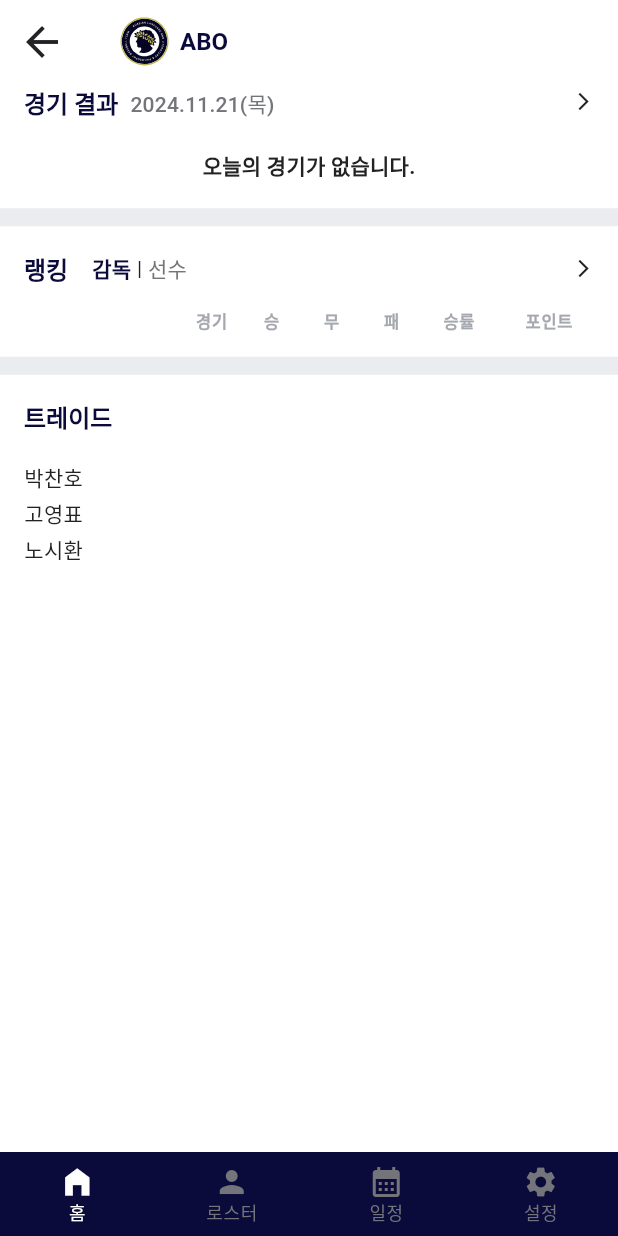
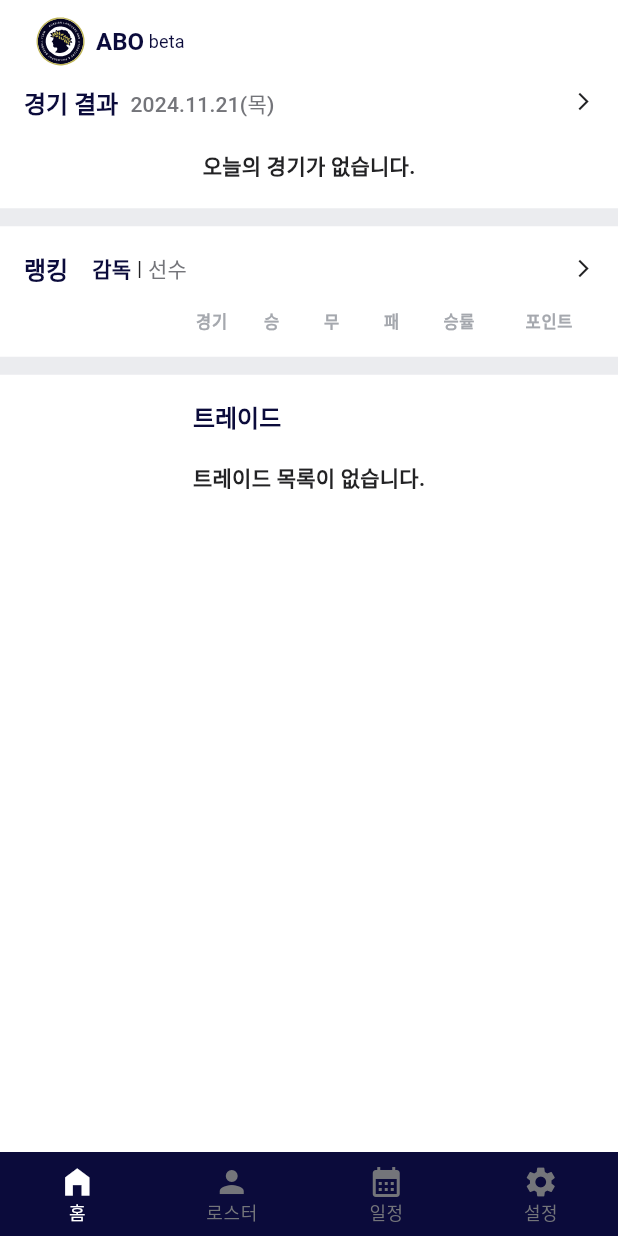
Before and after one commit to nemesis709/abo, a Flutter app: the MainPage screen opened by its route, on a phone screen of 412 x 824 dp. Run offline on Flutter 3.47's test engine with Material 3 defaults, Android fonts, the phone set to English and light mode, and no system bars; our stand-ins replace auto_route, dio, firebase_core, flutter_local_notifications, flutter_riverpod, flutter_svg and 9 more; accounts and stored records are empty; generated files the repository leaves out were written again; Roboto replaces fonts that are missing (SpoqaHanSansNeo).

```diff
--- a/lib/source/domain/game_model.dart
+++ b/lib/source/domain/game_model.dart
@@ -25,9 +25,7 @@ class GameModel {
   static GameModel fromJson(Map<String, dynamic> json, List<UserModel> userList) {
     return GameModel(
       gameId: json['id'].toString(),
-      // gameId: '',
       gameDate: DateJsonConverter().fromJson(json['game_date'] as String),
-      // gameDate: DateTime.now(),
       homeUser: userList.firstWhereOrNull((e) => json['home_team_id'] == e.teamKey),
       awayUser: userList.firstWhereOrNull((e) => json['away_team_id'] == e.teamKey),
     );
--- a/lib/source/view/page/info.dart
+++ b/lib/source/view/page/info.dart
@@ -24,10 +24,30 @@ class InfoPage extends StatelessWidget {
           child: Column(
             crossAxisAlignment: CrossAxisAlignment.start,
             children: [
-              _Title('ABO가 뭔가요?'),
-              _Content('ABO는 Adonis + KBO의 합성어로, 프로야구 선수로 진행하는 시뮬레이션 게임입니다.'),
+              _Title('ABO란?'),
+              _Content(
+                  'ABO는 Adonis + KBO의 합성어로, ABO는 사용자가 직접 선택한 프로야구 선수들로 구성된 가상의 팀이 실제 경기 일정에 따라 경쟁하는 스포츠 게임 서비스입니다. 실제 KBO 리그의 일정과 데이터를 기반으로 진행되어 현실감 넘치는 재미를 제공합니다.'),
               _Title('어떻게 할 수 있나요?'),
-              _Content('드래프트데이를 진행합니다.'),
+              _SubTitle('팀 구성'),
+              _Content('유저는 자신만의 팀을 구성하기 위해 KBO 선수 풀에서 선수를 선택할 수 있습니다.\n각 팀은 다양한 포지션의 선수들로 균형 있게 구성해야 합니다.'),
+              _SubTitle('점수 시스템'),
+              _Content('각 선수의 RE24 팩터를 기반으로 점수를 계산합니다.\nRE24는 각 선수의 경기 내 기여도를 수치화한 값으로, 실제 야구 통계 데이터를 활용합니다.'),
+              _SubTitle('경기 진행'),
+              _Content('경기 일정은 KBO 리그의 실제 일정을 따릅니다.\n각 경기에서 양 팀 선수들의 점수를 합산하여 승패를 결정합니다.'),
+              _SubTitle('실시간 데이터 반영'),
+              _Content('KBO 경기 결과가 반영되어 선수의 RE24가 업데이트됩니다.\n유저는 트레이드를 통해 선수를 교체할 수 있습니다.'),
+              _Title('FAQ'),
+              _SubTitle('RE24가 무엇인가요?'),
+              _Content(
+                  'RE24는 "Run Expectancy 24 Base/Out States"의 약자로, 주자 상황과 아웃 카운트에 따라 선수가 팀 득점에 얼마나 기여했는지를 나타내는 통계 지표입니다.'),
+              _SubTitle('점수는 어떻게 계산되나요?'),
+              _Content('각 선수의 RE24 값에 100을 곱한 값이 점수로 반영됩니다. 모든 선수를 합산한 팀 점수가 경기 결과를 결정합니다.'),
+              _SubTitle('경기 일정은 어디서 확인할 수 있나요?'),
+              _Content('앱의 "경기 일정" 메뉴에서 실제 KBO 리그와 동일한 스케줄을 확인할 수 있습니다.'),
+              _SubTitle('선수 데이터는 얼마나 자주 업데이트되나요?'),
+              _Content('선수의 데이터는 KBO 리그 경기 결과에 따라 매일 업데이트됩니다.'),
+              _SubTitle('ABO로 야구의 새로운 재미를 경험하세요!'),
+              _Content('선수들의 성적을 예측하고, 전략적으로 팀을 구성하여 리그를 제패하세요.'),
             ],
           ),
         ),
@@ -58,6 +78,20 @@ class _Title extends StatelessWidget {
   }
 }
 
+class _SubTitle extends StatelessWidget {
+  const _SubTitle(this.content);
+
+  final String content;
+
+  @override
+  Widget build(BuildContext context) {
+    return Text(
+      content,
+      style: context.textStyleT14b.copyWith(color: context.colorN10),
+    );
+  }
+}
+
 class _Content extends StatelessWidget {
   const _Content(this.content);
 
--- a/lib/source/view/page/main.dart
+++ b/lib/source/view/page/main.dart
@@ -1,5 +1,6 @@
 import 'package:abo/common/common_constants.dart';
 import 'package:abo/common/extension/datetime_extension.dart';
+import 'package:abo/common/loadable_content.dart';
 import 'package:abo/gen/assets.gen.dart';
 import 'package:abo/source/controller/player_controller.dart';
 import 'package:abo/source/controller/user_controller.dart';
@@ -10,6 +11,7 @@ import 'package:abo/ui/route/app_router.dart';
 import 'package:abo/ui/theme/app_colors.dart';
 import 'package:abo/ui/theme/text_theme.dart';
 import 'package:auto_route/auto_route.dart';
+import 'package:collection/collection.dart';
 import 'package:flutter/material.dart';
 import 'package:flutter_riverpod/flutter_riverpod.dart';
 
@@ -21,10 +23,12 @@ class MainPage extends StatelessWidget {
   Widget build(BuildContext context) {
     return Scaffold(
       appBar: AppBar(
+        automaticallyImplyLeading: false,
         title: Row(
           children: [
             SizedBox(width: 48, child: Assets.images.logo.svg()),
             Text('ABO', style: context.textStyleT16b.copyWith(color: context.colorP10)),
+            Text(' beta', style: context.textStyleT12r.copyWith(color: context.colorP10)),
           ],
         ),
       ),
@@ -144,9 +148,14 @@ class _RankBoardState extends ConsumerState<_RankBoard> {
   }
 }
 
-class _TradeBoard extends StatelessWidget {
+class _TradeBoard extends ConsumerWidget {
   @override
-  Widget build(BuildContext context) {
+  Widget build(BuildContext context, WidgetRef ref) {
+    return LoadableContent(
+      asyncValue: ref.watch(playerControllerProvider(null)),
+      content: (players) {
+        final list = players.where((e) => e.onTrade == true);
+
         return Padding(
           padding: const EdgeInsets.all(16.0),
           child: Column(
@@ -154,23 +163,16 @@ class _TradeBoard extends StatelessWidget {
             children: [
               Text('트레이드', style: context.textStyleT16b.copyWith(color: context.colorP10)),
               Gap.h16,
-          const Row(
-            children: [
-              Text('박찬호'),
-            ],
+              if (list.isEmpty)
+                Text(
+                  '트레이드 목록이 없습니다.',
+                  style: context.textStyleT14b,
                 ),
-          const Row(
-            children: [
-              Text('고영표'),
-            ],
-          ),
-          const Row(
-            children: [
-              Text('노시환'),
-            ],
-          ),
+              if (list.isNotEmpty) ...list.mapIndexed((index, e) => PlayerItem(index + 1, e)),
             ],
           ),
         );
+      },
+    );
   }
 }
--- a/lib/source/view/page/rank.dart
+++ b/lib/source/view/page/rank.dart
@@ -39,6 +39,7 @@ class _RankPageState extends ConsumerState<RankPage> with SingleTickerProviderSt
 
     return Scaffold(
         appBar: AppBar(
+          automaticallyImplyLeading: false,
           leading: InkWell(
             onTap: () => context.maybePop(),
             child: Icon(Icons.arrow_back_ios, size: 18),
```
Also changed, not shown: lib/source/domain/player_model.dart (+31 -38 lines), lib/source/domain/team_model.dart (+12 -38 lines), lib/source/repository/player_repository.dart (+40 -79 lines), lib/source/repository/user_repository.dart (+22 -0 lines), lib/source/view/page/batter_stat.dart (+4 -10 lines), lib/source/view/page/pitcher_stat.dart (+3 -8 lines), lib/source/view/page/player_list.dart (+4 -6 lines), lib/source/view/page/player_roaster.dart (+3 -10 lines), lib/source/view/widget/player_rank.dart (+7 -4 lines). Lines whose indentation alone changed are shown as unchanged.
